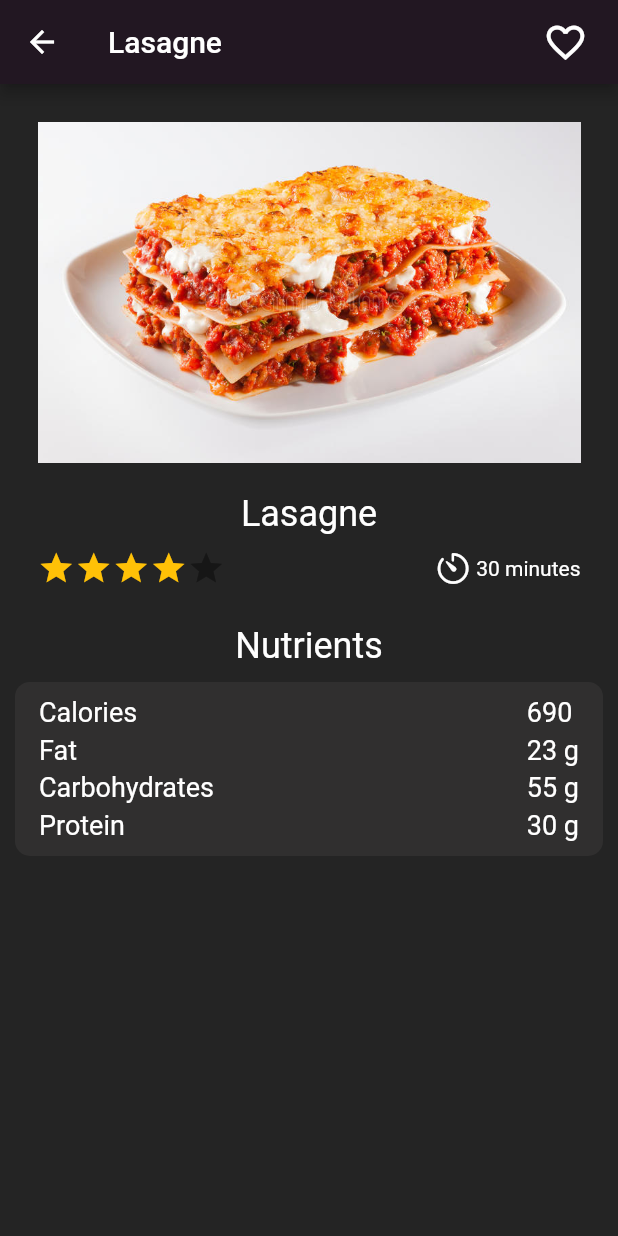
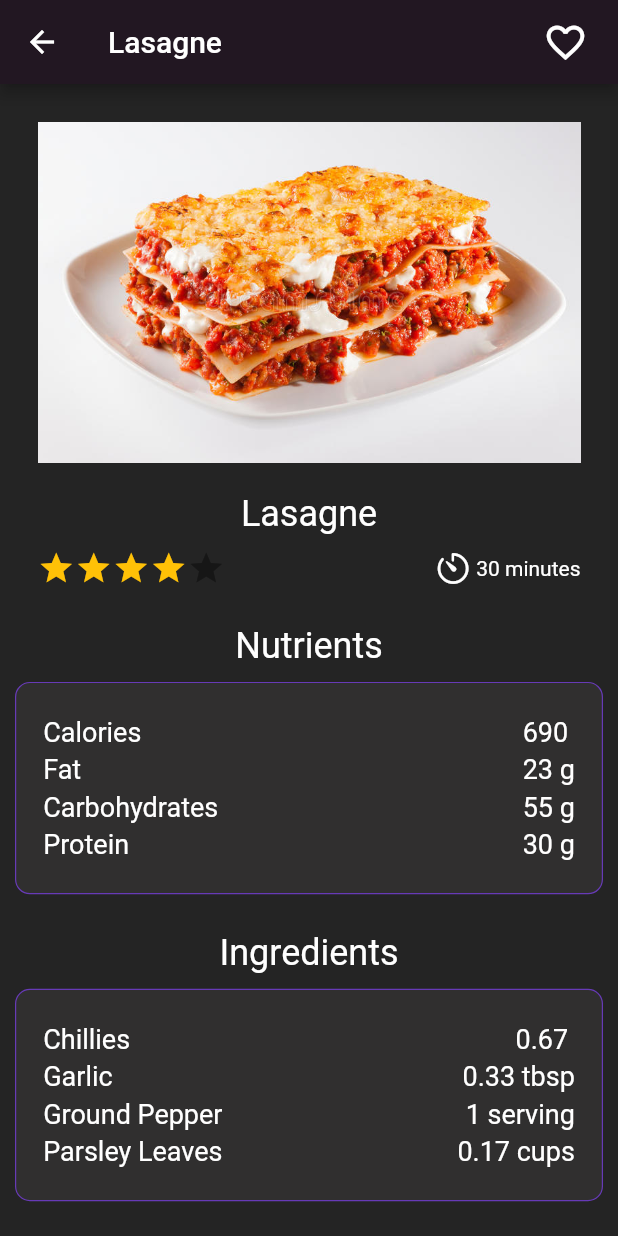
Before and after one commit to MarcoBorn-1/recipe-application, a Flutter app: the screen it shows after launch, after a tap on "Lasagne", on a phone screen of 412 x 824 dp. Run offline on Flutter 3.47's test engine with Material 2 defaults, Android fonts, the light colour scheme and no system bars; drawn by our look-alikes of flutter_rating_bar; our stand-ins replace firebase_auth, firebase_core, persistent_bottom_nav_bar, recase; accounts and stored records are empty.

Commit message:
Refactor, added steps widget

```diff
--- a/frontend/lib/home/screens/main_page.dart
+++ b/frontend/lib/home/screens/main_page.dart
@@ -1,6 +1,6 @@
 import 'package:firebase_auth/firebase_auth.dart';
 import 'package:flutter/material.dart';
-import 'package:frontend/home/widgets/recipes_show.dart';
+import 'package:frontend/home/widgets/recipe_container.dart';
 import 'package:frontend/home/widgets/search_widget.dart';
 
 import '../../auth/widgets/auth.dart';
@@ -61,7 +61,8 @@ class _MyHomePageState extends State<MyHomePage> {
           index -= 1;
           return RecipeContainer(itemList[index][0], itemList[index][1],
               itemList[index][2], itemList[index][3]);
-          }),
+        }
+      ),
     );
   }
 }
--- a/frontend/lib/home/widgets/search_widget.dart
+++ b/frontend/lib/home/widgets/search_widget.dart
@@ -6,7 +6,7 @@ class SearchWidget extends StatelessWidget {
   @override
   Widget build(BuildContext context) {
     return Padding(
-      padding: const EdgeInsets.all(30),
+      padding: const EdgeInsets.symmetric(vertical: 30, horizontal: 10),
       child: TextField(
     textAlign: TextAlign.left,
     style: const TextStyle(fontSize: 30),
--- a/frontend/lib/recipe/screens/recipe_page.dart
+++ b/frontend/lib/recipe/screens/recipe_page.dart
@@ -1,6 +1,7 @@
 import 'package:flutter/material.dart';
-import 'package:frontend/recipe/widgets/nutrient_widget.dart';
+import 'package:frontend/recipe/widgets/recipe_info_widget.dart';
 import 'package:frontend/recipe/widgets/recipe_header_widget.dart';
+import 'package:frontend/recipe/widgets/recipe_steps_widget.dart';
 
 class RecipeScreen extends StatefulWidget {
   const RecipeScreen(
@@ -47,7 +48,10 @@ class _RecipeScreenState extends State<RecipeScreen> {
   };
   List<String> instructions = [
     "Once pasta is cooked, drain and leave to cool for a minute",
-    "Place small skillet on medium fire, drizzle olive oil, add in red pepper and stir-fry for 1-2 minutes. Put aside. Toss pasta shells, red pepper, tuna, parsley, garlic, chillies and lemon juice. Season with ground black pepper to taste, spoon into serving bowls."
+    "Place small skillet on medium fire, drizzle olive oil, add in red pepper and stir-fry for 1-2 minutes. ",
+    "Put aside. ",
+    "Toss pasta shells, red pepper, tuna, parsley, garlic, chillies and lemon juice.",
+    "Season with ground black pepper to taste, spoon into serving bowls."
   ];
   int reviewAmount = 2;
   Map<String, Map<String, String>> reviewsPreview = {
@@ -76,7 +80,9 @@ class _RecipeScreenState extends State<RecipeScreen> {
     List<Widget> widgetList = [
       RecipeHeaderWidget(
           widget.title, widget.recipeImg, ratingAvg, timeToPrepareMin),
-      NutrientWidget(nutritionValues),
+      RecipeInformationWidget(nutritionValues, "Nutrients"),
+      RecipeInformationWidget(ingredients, "Ingredients"),
+      RecipeStepsWidget(instructions)
     ];
 
     return Scaffold(
--- a/frontend/lib/recipe/widgets/nutrient_widget.dart
+++ b/frontend/lib/recipe/widgets/recipe_info_widget.dart
@@ -1,30 +1,35 @@
 import 'package:flutter/material.dart';
 import 'package:recase/recase.dart';
 
-class NutrientWidget extends StatelessWidget {
-  const NutrientWidget(this.nutrients, {super.key});
-  final Map<String, Map<String, dynamic>> nutrients;
-  final String nutrientTitle = "Nutrients";
+class RecipeInformationWidget extends StatelessWidget {
+  const RecipeInformationWidget(this.informationMap, this.title, {super.key});
+  final Map<String, Map<String, dynamic>> informationMap;
+  final String title;
 
   @override
   Widget build(BuildContext context) {
     return Column(
       children: [
         Text(
-          nutrientTitle,
+          title,
           style: const TextStyle(color: Colors.white, fontSize: 24),
         ),
         Padding(
-          padding: const EdgeInsets.all(10.0),
+          padding: const EdgeInsets.only(left: 10, right: 10, bottom: 25, top: 10),
           child: Container(
             decoration: BoxDecoration(
-                color: const Color.fromARGB(255, 48, 47, 47),
-                borderRadius: BorderRadius.circular(10)),
+              color: const Color.fromARGB(255, 48, 47, 47),
+              borderRadius: BorderRadius.circular(10),
+              border: Border.all(
+                color: Colors.deepPurple,
+                width: 0.8,
+              )
+            ),
             width: double.infinity,
             child: Padding(
-              padding: const EdgeInsets.all(8.0),
+              padding: const EdgeInsets.symmetric(horizontal: 10, vertical: 20),
               child: Column(
-                children: nutrients.entries.map((entry) {
+                children: informationMap.entries.map((entry) {
                   var value = entry.value['amount'].toString() + " " +
                       entry.value['measurement'];
 
--- /dev/null
+++ b/frontend/lib/recipe/widgets/recipe_reviews_widget.dart
@@ -0,0 +1,12 @@
+import 'package:flutter/material.dart';
+
+class RecipeReviewsWidget extends StatelessWidget {
+  const RecipeReviewsWidget(this.amountOfReviews, this.reviewList, {super.key});
+  final int amountOfReviews;
+  final Map<String, Map<String, String>> reviewList;
+
+  @override
+  Widget build(BuildContext context) {
+    return ;
+  }
+}
--- /dev/null
+++ b/frontend/lib/recipe/widgets/recipe_step_container.dart
@@ -0,0 +1,64 @@
+import 'package:flutter/material.dart';
+
+class RecipeStepContainer extends StatelessWidget {
+  const RecipeStepContainer(this.index, this.step, {super.key});
+  final int index;
+  final String step;
+
+  @override
+  Widget build(BuildContext context) {
+    return Padding(
+      padding: const EdgeInsets.only(
+        left: 10,
+        right: 10,
+        top: 10,
+        bottom: 5),
+      child: Container(
+        decoration: BoxDecoration(
+          color: const Color.fromARGB(255, 48, 47, 47),
+          borderRadius: BorderRadius.circular(10),
+          border: Border.all(color: Colors.orange, width: 1),
+        ),
+        width: MediaQuery.of(context).size.width,
+        child: Padding(
+          padding: const EdgeInsets.all(15.0),
+          child: Row(
+            children: [
+              Padding(
+                padding: const EdgeInsets.only(right: 12),
+                child: Container(
+                  decoration: BoxDecoration(
+                    color: const Color.fromARGB(255, 0, 0, 255),
+                    borderRadius: BorderRadius.circular(20),
+                  ),
+                  width: 40,
+                  height: 40,
+                  child: Center(
+                    child: Text(
+                      (index + 1).toString(),
+                      textAlign: TextAlign.center,
+                      style: const TextStyle(
+                        color: Colors.white,
+                        fontSize: 16,
+                      ),
+                    ),
+                  ),
+                ),
+              ),
+              Flexible(
+                child: Text(
+                  step,
+                  softWrap: true,
+                  style: const TextStyle(
+                    color: Colors.white,
+                    fontSize: 14,
+                  ),
+                ),
+              ),
+            ],
+          ),
+        )
+      ),
+    );
+  }
+}
--- /dev/null
+++ b/frontend/lib/recipe/widgets/recipe_steps_widget.dart
@@ -0,0 +1,31 @@
+import 'package:flutter/material.dart';
+import 'package:frontend/recipe/widgets/recipe_step_container.dart';
+
+class RecipeStepsWidget extends StatelessWidget {
+  const RecipeStepsWidget(this.recipeSteps, {super.key});
+  final List<String> recipeSteps;
+
+  @override
+  Widget build(BuildContext context) {
+    return Column(
+      children: [
+        Text(
+          "Instructions",
+          style: TextStyle(
+            color:Colors.white,
+            fontSize: 24,
+          ),
+        ),
+        ListView.builder(
+          scrollDirection: Axis.vertical,
+          shrinkWrap: true,
+          padding: const EdgeInsets.all(8),
+          itemCount: recipeSteps.length,
+          itemBuilder: (BuildContext context, int index) {
+            return RecipeStepContainer(index, recipeSteps[index]);
+          }
+        ),
+      ],
+    );
+  }
+}
```
Also changed, not shown: frontend/lib/home/widgets/recipe_container.dart (renamed from frontend/lib/home/widgets/recipes_show.dart). Lines whose indentation alone changed are shown as unchanged.
